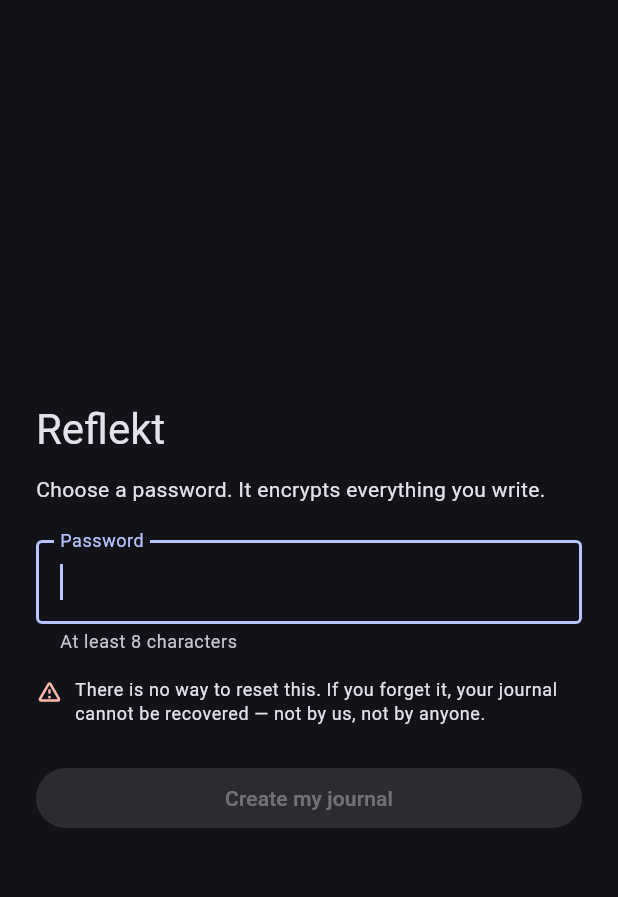
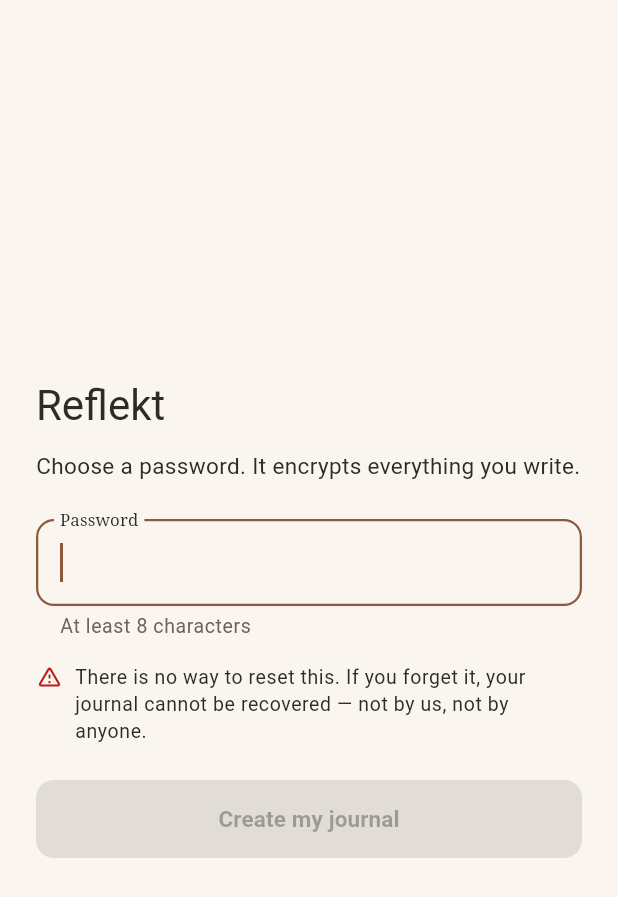
Before and after one commit to mateotomas2/ai-journaling, a Flutter app: the screen it shows after launch, on a phone screen of 412 x 824 dp. Shown: the top 897 px of the screen. Run offline on Flutter 3.47's test engine with Material 3 defaults, Android fonts, the phone set to English and light mode, and no system bars; our stand-ins replace drift, flutter_secure_storage, local_auth; missing offline and left inert: cryptography, onnxruntime; accounts and stored records are empty; generated files the repository leaves out were written again.

Commit message:
feat(reflekt): give the journal its own look, and days a page each
Reflekt shipped with ColorScheme.fromSeed and useMaterial3 as its entire
design system, so every screen rendered Material defaults and someone's
writing was set in the same type as a settings row.

Adds a real theme (ADR-0008): warm paper, a serif for what the person
wrote against a sans UI face, hairline separation instead of raised
panels, and a dark mode designed rather than inverted.

Days become a swipeable pager instead of two chevrons bolted under the
AppBar, with the date as a display-size header that opens a picker —
which is also what makes the swipe discoverable.

Records the decisions taken while grilling the PWA/Flutter gap: ADR-0009
(real tool calls) and ADR-0010 (index scope) describe the chat work that
follows. CONTEXT.md gains Note, Chat, Message and Meaning search.

```diff
--- a/reflekt/lib/app.dart
+++ b/reflekt/lib/app.dart
@@ -8,6 +8,7 @@
 import 'features/lock/forgotten_password_page.dart';
 import 'features/lock/set_password_page.dart';
 import 'features/lock/unlock_page.dart';
+import 'theme/journal_theme.dart';
 
 /// Root of the Reflekt app.
 class ReflektApp extends StatefulWidget {
@@ -70,16 +71,16 @@
 
   @override
   Widget build(BuildContext context) {
-    final scheme = ColorScheme.fromSeed(
-      seedColor: const Color(0xFF4C6EF5),
-      brightness: Brightness.dark,
-    );
-
     return MaterialApp(
       navigatorKey: _navigator,
       title: 'Reflekt',
       debugShowCheckedModeBanner: false,
-      theme: ThemeData(colorScheme: scheme, useMaterial3: true),
+      // Light is the designed mode (ADR-0008); dark is its own reading of the
+      // same palette rather than an inversion. Which one shows is the phone's
+      // business — someone writing at night has already told it.
+      theme: JournalTheme.light,
+      darkTheme: JournalTheme.dark,
+      themeMode: ThemeMode.system,
       home: ListenableBuilder(
         listenable: _session,
         builder: (context, _) => switch (_session.state) {
--- /dev/null
+++ b/reflekt/lib/theme/journal_theme.dart
@@ -0,0 +1,228 @@
+import 'package:flutter/material.dart';
+
+/// How Reflekt looks (ADR-0008).
+///
+/// Two rules carry the identity, and everything else follows from them:
+///
+///   * **The serif is the person's voice.** Notes, and the entries someone
+///     writes, are set in it. The sans face is the interface talking — labels,
+///     buttons, and anything the assistant says.
+///   * **Paper, not panels.** A warm ground with hairline separation, rather
+///     than the elevated cards and tinted surfaces Material reaches for by
+///     default. The writing is the object on screen; nothing else should look
+///     like one.
+///
+/// Dark is designed rather than inverted. Paper has no dark equivalent, so the
+/// dark scheme is a warm near-black that keeps the same ink-on-ground feeling
+/// instead of turning the palette inside out.
+class JournalTheme {
+  const JournalTheme._();
+
+  /// The platform's serif — Noto Serif on Android. A bundled face would be
+  /// better and is the obvious follow-up; shipping one is a licensing and
+  /// asset-size decision of its own, and the identity does not depend on which
+  /// serif it is.
+  static const serif = 'serif';
+
+  static ThemeData get light => _build(_lightScheme);
+  static ThemeData get dark => _build(_darkScheme);
+
+  // Ink on warm paper. Terracotta carries the few things that are actions;
+  // sage is the quieter accent, used where something is present but passive.
+  static final _lightScheme = ColorScheme.fromSeed(
+    seedColor: const Color(0xFF8C5A3C),
+    brightness: Brightness.light,
+  ).copyWith(
+    surface: const Color(0xFFFAF6EF),
+    onSurface: const Color(0xFF2E2A25),
+    onSurfaceVariant: const Color(0xFF6B6459),
+    surfaceContainer: const Color(0xFFF3EDE3),
+    surfaceContainerHighest: const Color(0xFFEDE5D8),
+    primary: const Color(0xFF8C5A3C),
+    secondary: const Color(0xFF6E7B6A),
+    outline: const Color(0xFFCFC4B2),
+    outlineVariant: const Color(0xFFE3DACB),
+  );
+
+  static final _darkScheme = ColorScheme.fromSeed(
+    seedColor: const Color(0xFF8C5A3C),
+    brightness: Brightness.dark,
+  ).copyWith(
+    surface: const Color(0xFF17150F),
+    onSurface: const Color(0xFFE8E1D6),
+    onSurfaceVariant: const Color(0xFFA79E90),
+    surfaceContainer: const Color(0xFF1F1C16),
+    surfaceContainerHighest: const Color(0xFF262219),
+    primary: const Color(0xFFD9A386),
+    secondary: const Color(0xFF9DAE97),
+    outline: const Color(0xFF4A4438),
+    outlineVariant: const Color(0xFF322D25),
+  );
+
+  static ThemeData _build(ColorScheme scheme) {
+    final text = _textTheme(scheme);
+
+    return ThemeData(
+      colorScheme: scheme,
+      useMaterial3: true,
+      scaffoldBackgroundColor: scheme.surface,
+      textTheme: text,
+
+      // Flat and quiet: the header names where you are, it does not announce
+      // itself. Material's default tint would make it the brightest band on a
+      // screen whose subject is below it.
+      appBarTheme: AppBarTheme(
+        backgroundColor: scheme.surface,
+        surfaceTintColor: Colors.transparent,
+        foregroundColor: scheme.onSurface,
+        elevation: 0,
+        scrolledUnderElevation: 0,
+        centerTitle: false,
+        titleTextStyle: text.titleMedium,
+      ),
+
+      // A note is a piece of writing on the page, not a raised panel. Hairline
+      // outline, no shadow, no elevation tint.
+      cardTheme: CardThemeData(
+        color: scheme.surfaceContainer,
+        surfaceTintColor: Colors.transparent,
+        elevation: 0,
+        margin: EdgeInsets.zero,
+        shape: RoundedRectangleBorder(
+          borderRadius: BorderRadius.circular(14),
+          side: BorderSide(color: scheme.outlineVariant),
+        ),
+      ),
+
+      listTileTheme: ListTileThemeData(
+        titleTextStyle: text.bodyLarge,
+        subtitleTextStyle: text.labelSmall,
+        contentPadding: const EdgeInsets.symmetric(horizontal: 18, vertical: 6),
+        minVerticalPadding: 10,
+      ),
+
+      chipTheme: ChipThemeData(
+        backgroundColor: Colors.transparent,
+        selectedColor: scheme.secondary.withValues(alpha: 0.18),
+        side: BorderSide(color: scheme.outline),
+        labelStyle: text.labelLarge,
+        showCheckmark: false,
+        shape: const StadiumBorder(),
+        padding: const EdgeInsets.symmetric(horizontal: 10, vertical: 6),
+      ),
+
+      inputDecorationTheme: InputDecorationTheme(
+        border: OutlineInputBorder(
+          borderRadius: BorderRadius.circular(12),
+          borderSide: BorderSide(color: scheme.outline),
+        ),
+        enabledBorder: OutlineInputBorder(
+          borderRadius: BorderRadius.circular(12),
+          borderSide: BorderSide(color: scheme.outline),
+        ),
+        focusedBorder: OutlineInputBorder(
+          borderRadius: BorderRadius.circular(12),
+          borderSide: BorderSide(color: scheme.primary, width: 1.5),
+        ),
+        labelStyle: text.bodyMedium,
+        hintStyle: text.bodyMedium?.copyWith(color: scheme.onSurfaceVariant),
+      ),
+
+      filledButtonTheme: FilledButtonThemeData(
+        style: FilledButton.styleFrom(
+          minimumSize: const Size.fromHeight(52),
+          textStyle: text.labelLarge,
+          shape: RoundedRectangleBorder(
+            borderRadius: BorderRadius.circular(12),
+          ),
+        ),
+      ),
+
+      outlinedButtonTheme: OutlinedButtonThemeData(
+        style: OutlinedButton.styleFrom(
+          minimumSize: const Size.fromHeight(48),
+          textStyle: text.labelLarge,
+          side: BorderSide(color: scheme.outline),
+          shape: RoundedRectangleBorder(
+            borderRadius: BorderRadius.circular(12),
+          ),
+        ),
+      ),
+
+      floatingActionButtonTheme: FloatingActionButtonThemeData(
+        backgroundColor: scheme.primary,
+        foregroundColor: scheme.onPrimary,
+        elevation: 1,
+        extendedTextStyle: text.labelLarge,
+      ),
+
+      dividerTheme: DividerThemeData(
+        color: scheme.outlineVariant,
+        space: 1,
+        thickness: 1,
+      ),
+    );
+  }
+
+  /// The serif carries writing; the sans carries the interface.
+  ///
+  /// `displayLarge` is the date at the top of a day — the one piece of chrome
+  /// set in the reading face, because it is the title of the page you are on.
+  /// `bodyLarge` is an entry, and is the only body size tuned for reading a
+  /// paragraph rather than scanning a row.
+  static TextTheme _textTheme(ColorScheme scheme) {
+    final base = ThemeData(brightness: scheme.brightness).textTheme;
+
+    return base
+        .copyWith(
+          displayLarge: TextStyle(
+            fontFamily: serif,
+            fontSize: 30,
+            height: 1.15,
+            letterSpacing: -0.4,
+            fontWeight: FontWeight.w500,
+          ),
+          titleLarge: TextStyle(
+            fontFamily: serif,
+            fontSize: 21,
+            height: 1.25,
+            fontWeight: FontWeight.w500,
+          ),
+          titleMedium: const TextStyle(
+            fontSize: 17,
+            height: 1.3,
+            fontWeight: FontWeight.w600,
+          ),
+
+          // An entry. Long measure, loose leading, sized to be read in bed.
+          bodyLarge: TextStyle(
+            fontFamily: serif,
+            fontSize: 17,
+            height: 1.55,
+            letterSpacing: 0.1,
+          ),
+          bodyMedium: const TextStyle(fontSize: 15, height: 1.45),
+          bodySmall: TextStyle(
+            fontSize: 13,
+            height: 1.4,
+            color: scheme.onSurfaceVariant,
+          ),
+
+          labelLarge: const TextStyle(
+            fontSize: 15,
+            fontWeight: FontWeight.w600,
+            letterSpacing: 0.1,
+          ),
+
+          // Timestamps and category names sit under an entry and must not
+          // compete with it: small, wide, quiet.
+          labelSmall: TextStyle(
+            fontSize: 12,
+            letterSpacing: 0.6,
+            fontWeight: FontWeight.w500,
+            color: scheme.onSurfaceVariant,
+          ),
+        )
+        .apply(bodyColor: scheme.onSurface, displayColor: scheme.onSurface);
+  }
+}
```
Also changed, not shown: reflekt/lib/core/day_id.dart (+14 -0 lines), reflekt/lib/features/journal/journal_home_page.dart (+223 -87 lines), 7 other files.
